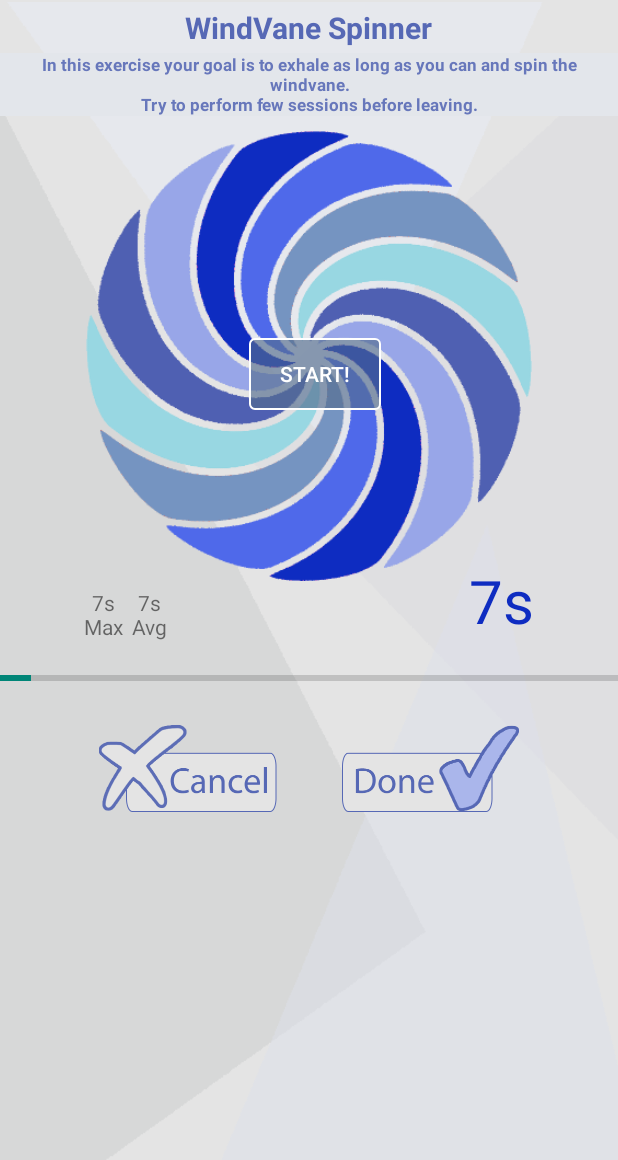
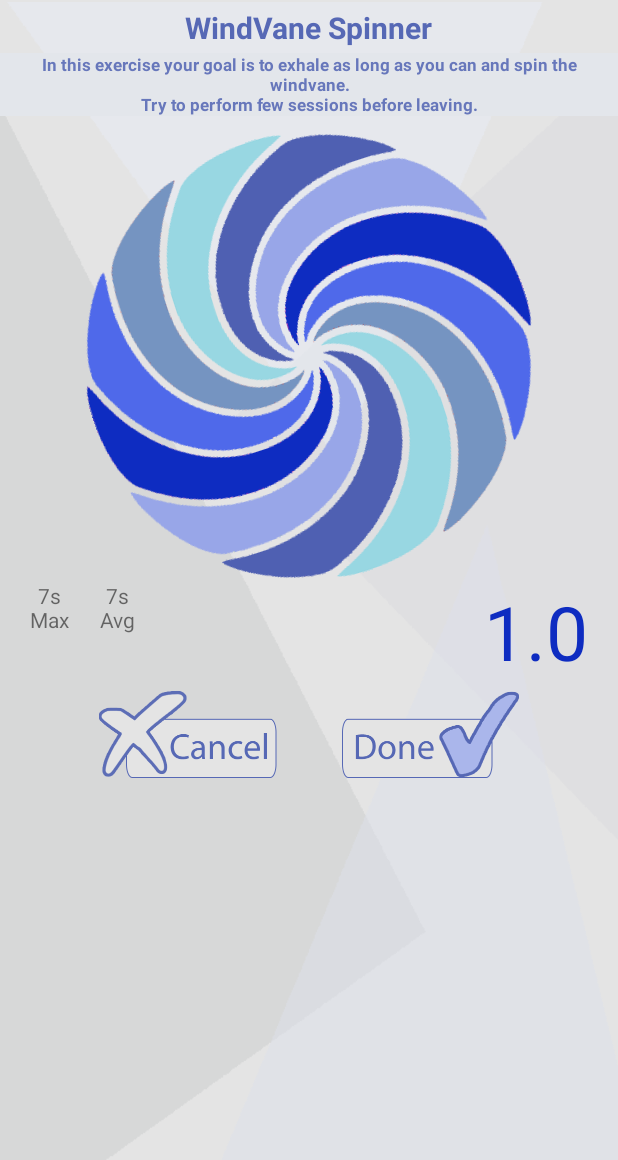
Before and after one commit to idany8/LungUpFinal, an Android app: the SpinnerGame screen opened directly, with no data from a screen before it, on a phone screen of 412 x 824 dp, the part 76-1236 px from its top. Run offline under Robolectric (Android 15) with nearby library versions, the phone set to English and light mode, and no system bars; our stand-ins replace Firebase (no records; nobody signed in at launch, a user with empty details on screens opened directly); libraries missing offline, so code that uses them is left out: com.liulishuo.magicprogresswidget; 4 statements that could not run were skipped.

Commit message:
games compete without saving

```diff
--- a/app/src/main/java/com/example/idan/lungupfinal/PatientActivities/PatientMenuActivity.java
+++ b/app/src/main/java/com/example/idan/lungupfinal/PatientActivities/PatientMenuActivity.java
@@ -23,6 +23,7 @@ import com.example.idan.lungupfinal.NotificationReciever;
 import com.example.idan.lungupfinal.R;
 import com.example.idan.lungupfinal.SpinnerGame;
 import com.example.idan.lungupfinal.soundmeter.HitGameActivity;
+import com.example.idan.lungupfinal.soundmeter.SpinActivity;
 import com.google.firebase.auth.FirebaseAuth;
 import com.google.firebase.database.DataSnapshot;
 import com.google.firebase.database.DatabaseError;
@@ -80,6 +81,7 @@ public class PatientMenuActivity extends AppCompatActivity {
         });
 
         initialPTmenu();
+
     }
 
 
@@ -117,7 +119,7 @@ public class PatientMenuActivity extends AppCompatActivity {
         findViewById(R.id.btn_perform_exercise_ptm).setOnClickListener(new View.OnClickListener() {
             public void onClick(View view) {
                // Intent intent = new Intent(PatientMenuActivity.this, SpinnerGame.class);
-                Intent intent = new Intent(PatientMenuActivity.this,HitGameActivity.class);
+                Intent intent = new Intent(PatientMenuActivity.this,SpinnerGame.class);
                 startActivity(intent);
             }
         });
--- a/app/src/main/java/com/example/idan/lungupfinal/SpinnerGame.java
+++ b/app/src/main/java/com/example/idan/lungupfinal/SpinnerGame.java
@@ -1,13 +1,224 @@
 package com.example.idan.lungupfinal;
 
+import android.content.DialogInterface;
+import android.content.Intent;
+import android.os.Handler;
+import android.support.v7.app.AlertDialog;
 import android.support.v7.app.AppCompatActivity;
 import android.os.Bundle;
+import android.util.Log;
+import android.view.View;
+import android.view.ViewPropertyAnimator;
+import android.view.animation.LinearInterpolator;
+import android.widget.Button;
+import android.widget.ImageButton;
+import android.widget.ImageView;
+import android.widget.TextView;
+
+import com.example.idan.lungupfinal.Classes.MySharedPreferences;
+import com.example.idan.lungupfinal.soundmeter.IRecorderUpdateListener;
+import com.example.idan.lungupfinal.soundmeter.InitActivity;
+import com.example.idan.lungupfinal.soundmeter.Recorder;
+import com.example.idan.lungupfinal.soundmeter.SpinActivity;
+
+import java.util.Timer;
+import java.util.TimerTask;
 
 public class SpinnerGame extends AppCompatActivity {
 
+
+    final int SECONDS_TO_TEST = 60;
+    final long TIME_BETWEEN_SAMPLE = 50L;
+    private ImageView spinnerImg;
+    private TextView mMax, mAvg, mCur;
+    private Button btnStart;
+    private ImageButton mCancelBtn, mDoneBtn;
+    private Handler dbHandler = new Handler();
+    int testCounter = 0;
+    Handler m_handler;
+    Runnable m_handlerTask;
+    int userInitialValue;
+    long userInitialTime;
+    boolean spinnerStarted=false;
+    float curDb=0;
+    private ViewPropertyAnimator mAnimation;
+    private boolean isAnimationRunning,isTimerRunning=false;
+    private Timer t=new Timer();
+    private double TimeCounter = 0;
+    private double maxValue=0,sumValue=0, triesNum=0;
+
+
+    private Runnable mUpdateTimer = new Runnable() {
+        @Override
+        public void run() {
+            if (testCounter < ((SECONDS_TO_TEST*1000)/TIME_BETWEEN_SAMPLE)) {
+
+                Recorder.getInstance(SpinnerGame.this).SoundDB();
+                dbHandler.postDelayed(mUpdateTimer, TIME_BETWEEN_SAMPLE);
+                testCounter++;
+
+            }
+            else {
+
+                testDone();
+            }
+        }
+    };
     @Override
     protected void onCreate(Bundle savedInstanceState) {
         super.onCreate(savedInstanceState);
         setContentView(R.layout.activity_spinner_game);
+
+        initScreen();
+        startRotationAnimation();
+        MySharedPreferences msp = new MySharedPreferences(this);
+        userInitialValue = msp.getIntFromSharedPrefernces("MIC_INIT_VALUE", -1);
+        userInitialTime = msp.getLongFromSharedPreferences("MIC_INIT_DATE",-1);
+        if (userInitialValue!=-1){
+            if (userInitialTime!=-1){
+                if (userInitialTime-System.currentTimeMillis() > 1000*60*60*24) {
+                    alertDialog("Your last microphone initialization is expired. please initial again.");
+                }
+            }
+        }else alertDialog("Please initial your microphone first");
+
+
+        IRecorderUpdateListener recorderUpdateListener = new IRecorderUpdateListener() {
+            @Override
+            public void onSoundUpdate(float value) {
+//                mCur.setText(""+value);
+                curDb=value;
+                Log.d("soundd", curDb+"");
+                Log.d("soundd2", userInitialValue+"");
+
+
+                if (spinnerStarted) {
+                    if (curDb > userInitialValue )
+                    {
+                        if (!isTimerRunning)
+                        {
+                            isTimerRunning=true;
+                            TimeCounter=0;
+                            t.scheduleAtFixedRate(new TimerTask() {
+
+                                @Override
+                                public void run() {
+                                    // TODO Auto-generated method stub
+                                    runOnUiThread(new Runnable() {
+                                        public void run() {
+                                            mCur.setText(String.valueOf(TimeCounter)); // you can set it to a textView to show it to the user to see the time passing while he is writing.
+                                            TimeCounter+=0.5;
+                                        }
+                                    });
+
+                                }
+                            }, 500, 500); // 1000 means start from 1 sec, and the second 1000 is do the loop each 1 sec.
+                        }
+                        mAnimation.start();
+                        startRotationAnimation();
+
+                    } else if (isAnimationRunning ){
+                        isAnimationRunning = false;
+                        if (isTimerRunning) {
+                            isTimerRunning = false;
+                            t.cancel();//stopping the timer when ready to stop.
+                            Log.d("sound3", ""+ (TimeCounter-0.5));
+                            updateSessionVals(TimeCounter-0.5);
+                            t= new Timer();
+                        }
+                        mAnimation.cancel();
+
+                    }
+                }
+            }
+        };
+        Recorder.getInstance(SpinnerGame.this).setRecorderUpdateListener(recorderUpdateListener);
+
+        startTest();
+        setVolumeControlStream(3);
+
+
+
+    }
+
+    private void updateSessionVals(double val) {
+        if (val>maxValue){
+            maxValue=val;
+            mMax.setText(maxValue+"s\nMax");
+        }
+        triesNum++;
+        sumValue+=val;
+        mAvg.setText(String.format("%.1fs"+"\nAvg",sumValue/triesNum));
+    }
+
+    @Override
+    protected void onPause() {
+        super.onPause();
+    }
+
+    @Override
+    protected void onDestroy() {
+        super.onDestroy();
+    }
+
+    @Override
+    protected void onStop() {
+        super.onStop();
+       // m_handler.removeCallbacks(m_handlerTask);
+        dbHandler.removeCallbacks(mUpdateTimer);
+        Recorder.getInstance(SpinnerGame.this).RecorderRel();
+    }
+
+
+
+
+    private void testDone() {
+
+        onBackPressed();
+    }
+    private void startTest() {
+        Recorder.getInstance(SpinnerGame.this).startRecorder();
+
+        dbHandler.postDelayed(mUpdateTimer, TIME_BETWEEN_SAMPLE);
+    }
+    private void initScreen() {
+        spinnerImg = (ImageView) findViewById(R.id.spn_img);
+        mMax = (TextView) findViewById(R.id.spn_tv_max);
+
+        mAvg = (TextView) findViewById(R.id.spn_tv_avg);
+        mCur = (TextView) findViewById(R.id.spn_tv_current_time);
+ //       btnStart = (Button) findViewById(R.id.spn_btn_start);
+        mCancelBtn = (ImageButton) findViewById(R.id.spn_btn_cancel);
+        mDoneBtn = (ImageButton) findViewById(R.id.spn_btn_done);
+        t = new Timer();
+    }
+
+    private void startRotationAnimation() {
+        spinnerStarted=true;
+        Runnable runnable = new Runnable() {
+            @Override
+            public void run() {
+                isAnimationRunning = true;
+                mAnimation = spinnerImg.animate().rotationBy(360).withEndAction(this).setDuration(1000).setInterpolator(new LinearInterpolator());
+                //mAnimation.start();
+            }
+        };
+
+        spinnerImg.animate().rotationBy(360).withEndAction(runnable).setDuration(1000).setInterpolator(new LinearInterpolator()).start();
+
+    }
+    void alertDialog(String message)
+    {
+        new AlertDialog.Builder(this)
+                .setTitle("Initial Error")
+                .setMessage(message)
+                .setPositiveButton(android.R.string.yes, new DialogInterface.OnClickListener() {
+                    public void onClick(DialogInterface dialog, int which) {
+                        Intent intent = new Intent(SpinnerGame.this, InitActivity.class);
+                        startActivity(intent);
+                    }
+                })
+                .setIcon(android.R.drawable.ic_dialog_alert)
+                .show();
     }
 }
--- a/app/src/main/java/com/example/idan/lungupfinal/soundmeter/Recorder.java
+++ b/app/src/main/java/com/example/idan/lungupfinal/soundmeter/Recorder.java
@@ -95,13 +95,10 @@ public class Recorder {
     {
         float f1 = mMediaRecorder.getMaxAmplitude();
         float f2 = 0;
-
-
         if (f1 > 0.0F)
         {
             f2 =f1;
         }
-
         if (mRecorderUpdateListener != null) {
             mRecorderUpdateListener.onSoundUpdate(f2);
         }
--- a/app/src/main/res/layout/activity_spin.xml
+++ b/app/src/main/res/layout/activity_spin.xml
@@ -9,6 +9,12 @@
     android:background="@drawable/back"
     android:tileMode="repeat"
     tools:context="com.example.nexus.soundmeter.SpinActivity" >
+
+    <View
+        android:id="@+id/btn"
+        android:layout_height="50dp"
+        android:layout_width="50dp"
+        android:background="#ff0000"/>
 
     <ImageView
         android:id="@+id/imageView1"
--- a/app/src/main/res/layout/activity_spinner_game.xml
+++ b/app/src/main/res/layout/activity_spinner_game.xml
@@ -34,71 +34,52 @@
         android:textColor="#6777bb"
         android:layout_gravity="center_horizontal"
         android:layout_marginTop="3dp" />
-    <RelativeLayout
-        android:layout_width="match_parent"
-        android:layout_height="350dp"
-        android:gravity="center_horizontal">
 
         <ImageView
-            android:id="@+id/imageView1"
+            android:id="@+id/spn_img"
             android:layout_width="300dp"
             android:layout_height="300dp"
+            android:layout_gravity="center"
             android:src="@drawable/windwave"
             android:layout_marginTop="10dp"
              />
-
+<RelativeLayout
+    android:layout_width="wrap_content"
+    android:layout_height="wrap_content">
         <TextView
             android:layout_width="wrap_content"
             android:layout_height="wrap_content"
             android:textAlignment="center"
             android:text="7s\nMax"
-            android:layout_alignParentBottom="true"
-            android:layout_alignParentStart="true"
-            android:id="@+id/textView3" />
+            android:layout_marginLeft="20dp"
+            android:id="@+id/spn_tv_max" />
 
         <TextView
             android:layout_width="wrap_content"
             android:layout_height="wrap_content"
             android:textAlignment="center"
             android:text="7s\nAvg"
-            android:layout_marginLeft="5dp"
-            android:id="@+id/textView4"
-            android:layout_alignParentBottom="true"
-            android:layout_toEndOf="@+id/textView3" />
+            android:layout_marginLeft="20dp"
+            android:layout_toRightOf="@id/spn_tv_max"
+            android:id="@+id/spn_tv_avg"
+ />
 
         <TextView
             android:layout_width="wrap_content"
             android:layout_height="wrap_content"
-            android:text="7s"
-            android:textSize="40dp"
+            android:text="7"
+            android:textSize="50dp"
             android:textColor="#0e2cc1"
-            android:id="@+id/textView2"
+            android:id="@+id/spn_tv_current_time"
             android:gravity="center_horizontal"
-            android:layout_alignParentBottom="true"
-            android:layout_alignEnd="@+id/imageView1" />
+            android:layout_marginRight="20dp"
+            android:layout_alignParentRight="true"
+             />
+</RelativeLayout>
 
-        <Button
-            android:layout_width="wrap_content"
-            android:layout_height="wrap_content"
-            android:gravity="center"
-            android:text="Start!"
-            android:textColor="#ffffff"
-            android:background="@drawable/btn_shape"
-            android:layout_above="@+id/textView2"
-            android:layout_marginBottom="100dp"
-            android:layout_marginLeft="110dp"/>
-    </RelativeLayout>
 
-    <ProgressBar
-        android:id="@+id/progressBar"
-        style="@style/Widget.AppCompat.ProgressBar.Horizontal"
-        android:layout_width="match_parent"
-        android:layout_height="50dp"
-        android:indeterminate="false"
-        android:max="400"
-        android:progress="20"
-        android:layout_alignParentBottom="true"
-        android:layout_centerHorizontal="true" />
+
+
 
     <LinearLayout
         android:layout_width="match_parent"
@@ -111,11 +92,13 @@
             android:layout_height="wrap_content"
             android:src="@drawable/btn_ex_cancel"
             android:background="@null"
-            android:paddingRight="20dp"/>
+            android:paddingRight="20dp"
+            android:id="@+id/spn_btn_cancel" />
 
         <ImageButton
             android:layout_width="wrap_content"
             android:layout_height="wrap_content"
+            android:id="@+id/spn_btn_done"
             android:src="@drawable/btn_ex_done"
             android:background="@null"
             android:paddingLeft="20dp"/>
```
Also changed, not shown: app/src/main/java/com/example/idan/lungupfinal/AllUsersActivities/LoginActivity.java (+1 -8 lines), app/src/main/java/com/example/idan/lungupfinal/soundmeter/HitGameActivity.java (+83 -12 lines), app/src/main/java/com/example/idan/lungupfinal/soundmeter/SpinActivity.java (+55 -1 lines).
